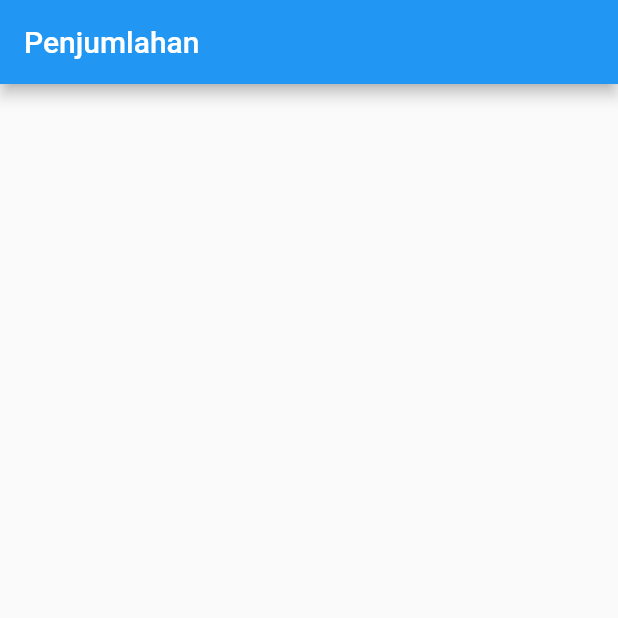
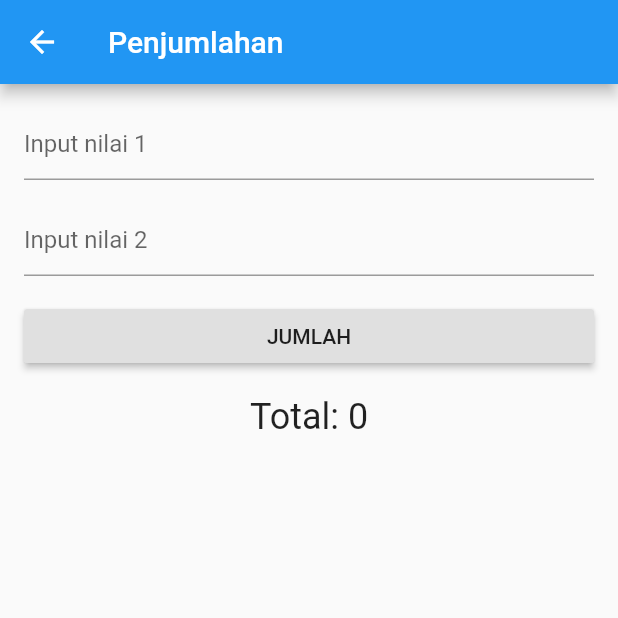
Before and after one commit to CoderJava/Calculator-App-Flutter, a Flutter app: the screen it shows after launch, after a tap on "PENJUMLAHAN", on a phone screen of 412 x 824 dp, the top half of it. Run offline on Flutter 3.47's test engine with Material 2 defaults, Android fonts, the phone set to English and light mode, and no system bars.

Commit message:
Add feature addition

```diff
--- a/lib/main.dart
+++ b/lib/main.dart
@@ -2,9 +2,6 @@ import 'package:calculator_app/penjumlahan.dart';
 import 'package:flutter/material.dart';
 
 void main() => runApp(MainApp());
-
-const String _fontFamily = "Roboto";
-const double _margin = 16.0;
 
 class MainApp extends StatelessWidget {
   @override
@@ -14,6 +11,9 @@ class MainApp extends StatelessWidget {
 }
 
 class HomeApp extends StatelessWidget {
+  String _fontFamily = "Roboto";
+  double _margin = 16.0;
+
   @override
   Widget build(BuildContext context) {
     return Scaffold(
--- a/lib/penjumlahan.dart
+++ b/lib/penjumlahan.dart
@@ -6,7 +6,11 @@ class Penjumlahan extends StatefulWidget {
 }
 
 class PenjumlahanState extends State<Penjumlahan> {
-  int number = 0;
+  double _margin = 16.0;
+  int total = 0;
+
+  TextEditingController nilai1Controller = TextEditingController();
+  TextEditingController nilai2Controller = TextEditingController();
 
   @override
   Widget build(BuildContext context) {
@@ -15,6 +19,63 @@ class PenjumlahanState extends State<Penjumlahan> {
       home: Scaffold(
         appBar: AppBar(
           title: Text("Penjumlahan"),
+          leading: IconButton(
+              icon: Icon(Icons.arrow_back),
+              onPressed: () => Navigator.of(context).pop()),
+        ),
+        body: Container(
+          margin: EdgeInsets.all(_margin),
+          child: Column(
+            children: <Widget>[
+              TextField(
+                  controller: nilai1Controller,
+                  keyboardType: TextInputType.number,
+                  decoration: InputDecoration(hintText: "Input nilai 1")),
+              Container(
+                margin: EdgeInsets.only(top: _margin),
+                child: TextField(
+                    controller: nilai2Controller,
+                    keyboardType: TextInputType.number,
+                    decoration: InputDecoration(hintText: "Input nilai 2")),
+              ),
+              Container(
+                margin: EdgeInsets.only(top: _margin),
+                child: SizedBox(
+                  width: double.infinity,
+                  child: RaisedButton(
+                    child: Text("JUMLAH"),
+                    onPressed: () {
+                      String strNilai1 = nilai1Controller.text;
+                      String strNilai2 = nilai2Controller.text;
+                      if (strNilai1.isEmpty) {
+                        Scaffold.of(context).showSnackBar(
+                            SnackBar(content: Text("Nilai 1 belum diisi")));
+                      } else if (strNilai2.isEmpty) {
+                        Scaffold.of(context).showSnackBar(
+                            SnackBar(content: Text("Nilai 2 belum diisi")));
+                      } else {
+                        setState(() {
+                          int nilai1 = int.parse(strNilai1);
+                          int nilai2 = int.parse(strNilai2);
+                          total = nilai1 + nilai2;
+                        });
+                      }
+                    },
+                  ),
+                ),
+              ),
+              Container(
+                margin: EdgeInsets.only(top: _margin),
+                child: Row(
+                  mainAxisSize: MainAxisSize.max,
+                  mainAxisAlignment: MainAxisAlignment.center,
+                  children: <Widget>[
+                    Text("Total: $total", style: TextStyle(fontSize: 24.0)),
+                  ],
+                ),
+              )
+            ],
+          ),
         ),
       ),
     );
```
